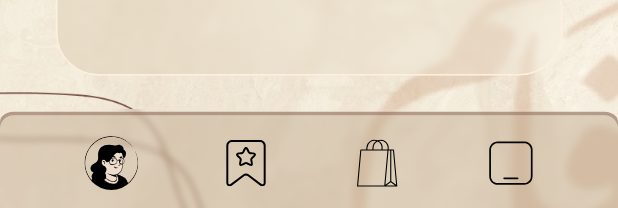
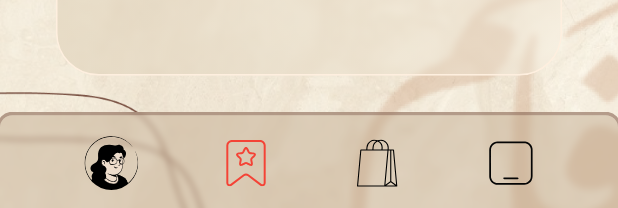
Before and after one commit to AlaaNabilKhalaf/fatem_user, a Flutter app: the BagView widget shown alone on an empty page, opened directly, item 2 of the bottom bar chosen, on a phone screen of 412 x 824 dp. Shown: the part 1025-1233 px from the top of the screen. Run offline on Flutter 3.47's test engine with Material 3 defaults, Android fonts, the phone set to English and light mode, and no system bars; our stand-ins replace bloc, firebase_auth, firebase_core, flutter_bloc, flutter_screenutil, flutter_svg and 2 more; missing offline and left inert: shadow_clip; accounts and stored records are empty; Roboto replaces fonts that are missing (LexendGigaLight, LexendGigaRegular).

Commit message:
Bottom Nav Cubit added, some UI bugs fixed

```diff
--- a/lib/Core/constance.dart
+++ b/lib/Core/constance.dart
@@ -35,7 +35,7 @@ const List<Color> gradColor= [Color(0xffD5C5A9), Color(0xffF4ECDD)];
 const Color itemCardColor = Color(0xFFC79872);
 const Color imageBGCardColor = Color (0xffF8F1EA);
 const Color dividerColor = Color (0xffC69670);
-List<Color> listGradColor = [const Color(0xffD1A582).withOpacity(0.4), const Color(0xffFFFFFF).withOpacity(0), const Color(0xffD1A582).withOpacity(0.4)];
+List<Color> listGradColor = [const Color(0xffD1A582).withOpacity(0.25), const Color(0xffFFFFFF).withOpacity(0), const Color(0xffD1A582).withOpacity(0.25)];
 //List<BoxShadow> listGradShadow = [BoxShadow(color: const Color(0xffD1A582).withOpacity(0.4), blurRadius: 20)];
 List<BoxShadow> shadow = [BoxShadow(color: Colors.black.withOpacity(0.4),  blurRadius: 6, offset: const Offset(0, 4))]; //0.25 opacity
 
--- a/lib/Core/utils/assets_data.dart
+++ b/lib/Core/utils/assets_data.dart
@@ -7,7 +7,7 @@ class AssetsData{
 
 
   // HOME VIEW
-  static const String itemTemp = "assets/images/home_view/Item_Temp.png";
+  static const String itemTemp = "assets/images/home_view/Item_Temp2.png";
   static const String emptyHeart = "assets/images/home_view/empty_heart.svg";
   static const String heart = "assets/images/home_view/heart.svg";
 
--- a/lib/Core/widgets/blurred_clipped_button.dart
+++ b/lib/Core/widgets/blurred_clipped_button.dart
@@ -40,7 +40,6 @@ class BlurredClippedButton extends StatelessWidget {
   final Color? borderColor;
 
 
-
   const BlurredClippedButton({
     super.key,
     required this.passedWidget,
@@ -70,8 +69,8 @@ class BlurredClippedButton extends StatelessWidget {
 
   @override
   Widget build(BuildContext context) {
+    return ClippedShadowButton(
 
-    return ClippedShadowButton(
         boxShadow: shadow,
         shadowHeight: shadowThickness,
         height: shadowHeight,
--- a/lib/Core/widgets/clipped_shadow_button.dart
+++ b/lib/Core/widgets/clipped_shadow_button.dart
@@ -18,7 +18,7 @@ class ClippedShadowButton extends StatelessWidget {
     this.width,
     this.child,
     this.shadowHeight,
-    this.shouldClip
+    this.shouldClip,
   });
 
 
--- a/lib/Core/widgets/image_svg.dart
+++ b/lib/Core/widgets/image_svg.dart
@@ -4,15 +4,17 @@ import 'package:flutter_svg/flutter_svg.dart';
 class SvgImage extends StatelessWidget {
   const SvgImage({
     super.key,
-  required this.imagePath,
+    required this.imagePath,
     this.width,
-    this.height
+    this.height,
+    this.color
 
   });
 
   final String imagePath ;
   final double? height ;
   final double? width ;
+  final Color? color;
 
   @override
   Widget build(BuildContext context) {
@@ -20,6 +22,7 @@ class SvgImage extends StatelessWidget {
       imagePath,
       height: height,
       width: width,
+      colorFilter: color == null? null : ColorFilter.mode(color!, BlendMode.srcIn),
     );
   }
 }
--- a/lib/Features/Bag/Presentation/Views/bag_view.dart
+++ b/lib/Features/Bag/Presentation/Views/bag_view.dart
@@ -22,7 +22,7 @@ class BagView extends StatelessWidget
   @override
   Widget build(BuildContext context) {
     return BackgroundPage(
-      bottomNavigationBar: const BottomNavigationView(),
+      bottomNavigationBar: BottomNavigationView(),
       topPosition: 39.h,
       leftPosition: 0.w,
       bodyWidget: Column(
--- a/lib/Features/Bag/Presentation/Widgets/bag_widgets.dart
+++ b/lib/Features/Bag/Presentation/Widgets/bag_widgets.dart
@@ -46,7 +46,14 @@ class BagEmpty extends StatelessWidget
         SizedBox(height: 12.h),
         RegularText(
             fontSizeAr: 23.sp,
-            text: s.noPreviousOrders, fontSizeEn: 15.sp, textColor: Colors.black, fontFamilyAr: arRegular, fontFamilyEn: enLight)
+            text: s.noPreviousOrders,
+            fontSizeEn: 15.sp,
+            textColor: Colors.black,
+            fontFamilyAr: arRegular,
+            fontFamilyEn: enLight,
+            maxLine: 3,
+            textOverflow: TextOverflow.visible,
+        )
       ],
     );
   }
--- a/lib/Features/Favorites/Presentation/Views/favorites_view.dart
+++ b/lib/Features/Favorites/Presentation/Views/favorites_view.dart
@@ -11,9 +11,7 @@ import '../../../../Core/widgets/background_page.dart';
 
 class FavoritesView extends StatelessWidget
 {
-  FavoritesView({super.key});
-
-  final _key1 = GlobalKey();
+  const FavoritesView({super.key});
 
   @override
   Widget build(BuildContext context)
@@ -34,8 +32,8 @@ class FavoritesView extends StatelessWidget
           SizedBox(height: 23.h),
 
           BlurredClippedButton(
-            key: _key1,
             passedWidget: const FavoriteList(),
+            key: key,
             onTap: (){
               //log(_key1.currentContext!.size!.height.toString());
             },
--- a/lib/Features/Favorites/Presentation/Widgets/favorites_widgets.dart
+++ b/lib/Features/Favorites/Presentation/Widgets/favorites_widgets.dart
@@ -132,7 +132,7 @@ class FavoritesListViewItem extends StatelessWidget
 
   @override
   Widget build(BuildContext context) {
-    final s = S.of(context);
+    //final s = S.of(context);
     return Row(
       children:
       [
--- /dev/null
+++ b/lib/Features/Home/Presentation/Controller/Cubits/BottomNavBar/bottom_nav_cubit.dart
@@ -0,0 +1,20 @@
+import 'dart:developer';
+
+import 'package:bloc/bloc.dart';
+import 'bottom_nav_state.dart';
+
+
+
+
+class BottomNavCubit extends Cubit<BottomNavStates>
+{
+  BottomNavCubit() : super(BottomNavInitial());
+
+  int currentIndex = 3;
+
+  changeSelectedIndex(int newIndex)
+  {
+    currentIndex = newIndex;
+    emit(IndexChanged());
+  }
+}
--- /dev/null
+++ b/lib/Features/Home/Presentation/Controller/Cubits/BottomNavBar/bottom_nav_state.dart
@@ -0,0 +1,4 @@
+abstract class BottomNavStates {}
+
+class BottomNavInitial extends BottomNavStates {}
+class IndexChanged extends BottomNavStates {}
--- a/lib/Features/Home/Presentation/Views/bottom_navigation_view.dart
+++ b/lib/Features/Home/Presentation/Views/bottom_navigation_view.dart
@@ -2,41 +2,36 @@ import 'dart:ui';
 import 'package:fatem_users/Core/constance.dart';
 import 'package:fatem_users/Features/Bag/Presentation/Views/bag_view.dart';
 import 'package:fatem_users/Features/Favorites/Presentation/Views/favorites_view.dart';
+import 'package:fatem_users/Features/Home/Presentation/Controller/Cubits/BottomNavBar/bottom_nav_cubit.dart';
+import 'package:fatem_users/Features/Home/Presentation/Controller/Cubits/BottomNavBar/bottom_nav_state.dart';
 import 'package:fatem_users/Features/Home/Presentation/Views/home_view.dart';
 import 'package:fatem_users/Features/Profile/Presentation/Views/profile_view.dart';
 import 'package:flutter/material.dart';
+import 'package:flutter_bloc/flutter_bloc.dart';
 import 'package:flutter_screenutil/flutter_screenutil.dart';
 import '../../../../Core/utils/assets_data.dart';
 import '../../../../Core/widgets/image_svg.dart';
 
 
 
-class BottomNavigationView extends StatefulWidget {
+
+
+class BottomNavigationView extends StatelessWidget
+{
   const BottomNavigationView({super.key});
 
-  @override
-  State<BottomNavigationView> createState() => _BottomNavigationViewState();
-}
-
-class _BottomNavigationViewState extends State<BottomNavigationView> {
-
-
-  List<Widget?> pages = [const ProfileView(), FavoritesView(), const BagView(), const HomeView()];
-
-  void navigateToPage(int index)
-  {
-    if(index == 3)
-      {
-        currentPageIndex.clear();
-        currentPageIndex.addFirst(3);
-      }
-    Navigator.push(context, MaterialPageRoute(settings: RouteSettings(name: pages[index]!.toString()),builder: (context)=> pages[index]!));
-  }
+  final List<Widget?> _pages = const[ProfileView(), FavoritesView(), BagView(), HomeView()];
+  //final PageController pageController = PageController();
 
   @override
   Widget build(BuildContext context) {
+    return BlocConsumer<BottomNavCubit,BottomNavStates>(
+        builder: (context, state)
+        {
+          final cubit = BlocProvider.of<BottomNavCubit>(context);
+
           return ClipRRect(
-      borderRadius: BorderRadius.only(topRight: Radius.circular(8.w),topLeft: Radius.circular(8.w)),
+            borderRadius: BorderRadius.only(topRight: Radius.circular(4.r),topLeft: Radius.circular(4.r)),
             clipBehavior: Clip.antiAlias,
             child: BackdropFilter(
               filter: ImageFilter.blur(
@@ -44,12 +39,13 @@ class _BottomNavigationViewState extends State<BottomNavigationView> {
                 sigmaX: 2,
               ),
               child: Container(
-          margin: EdgeInsets.only(top: 4.h),//, right: 0.5.w,left: 0.5.w),
+                clipBehavior: Clip.antiAlias,
+                margin: EdgeInsets.only(top: 2.h),//, right: 0.5.w,left: 0.5.w),
                 height: 62.h,
-          width: 360.w,
+                //width: double.infinity,
                 decoration: BoxDecoration(
                     color: bottomNaviBarColor.withOpacity(0.4),
-            borderRadius: BorderRadius.only(topRight: Radius.circular(8.w),topLeft: Radius.circular(8.w)),
+                    borderRadius: BorderRadius.only(topRight: Radius.circular(8.r),topLeft: Radius.circular(8.r)),
                     border: Border.all(
                       color : bottomNaviBarBorderColor.withOpacity(0.6),
                       width: 2.w,
@@ -60,30 +56,34 @@ class _BottomNavigationViewState extends State<BottomNavigationView> {
                   textDirection: TextDirection.ltr,
                   mainAxisAlignment: MainAxisAlignment.spaceEvenly,
                   children: List.generate(
-                AssetsData.bottomNavIcons.length, (index) => GestureDetector(
+                    AssetsData.bottomNavIcons.length, (index) => _bottomNavBarItem(context,cubit, index),
+                  ),
+                ),
+              ),
+            ),
+          );
+        },
+        listener: (context,state) => (){});
+  }
+
+  Widget _bottomNavBarItem(BuildContext context,BottomNavCubit cubit, index)
+  {
+    return GestureDetector(
       onTap: ()
       {
-                    if(currentPageIndex.isEmpty || currentPageIndex.first != index)
-                    {
-                      //printing the current page name (same as Class name)
-                      //print(ModalRoute.of(context)?.settings.name);
-                      setState(() {
-                        pageIndex = index;
-                        currentPageIndex.addFirst(index);
-                        navigateToPage(index);
-                        }
-                      );
+        if(index != cubit.currentIndex) {
+          cubit.changeSelectedIndex(index);
+          //pageController.animateToPage(index, duration: const Duration(microseconds: 10), curve: Curves.fastLinearToSlowEaseIn);
+          Navigator.pushReplacement(context, MaterialPageRoute(
+              settings: RouteSettings(
+                  name: _pages[cubit.currentIndex]!.toString()),
+              builder: (context) => _pages[cubit.currentIndex]!));
         }
       },
       child: SizedBox(
         height: bottomNavBarIconSize[index][1].h,
         width: bottomNavBarIconSize[index][0].w,
-                    child: SvgImage(imagePath: AssetsData.bottomNavIcons[index]),
-                  ),
-                ),
-              ),
-            ),
-          ),
+        child: SvgImage(imagePath: AssetsData.bottomNavIcons[index], color: cubit.currentIndex == index? Colors.red : null,),
       ),
     );
   }
--- a/lib/Features/Home/Presentation/Views/home_view.dart
+++ b/lib/Features/Home/Presentation/Views/home_view.dart
@@ -25,7 +25,7 @@ class HomeView extends StatelessWidget
       (
         topPosition: 34.h,
         leftPosition: 24.w,
-        bottomNavigationBar: const BottomNavigationView(),
+        bottomNavigationBar: BottomNavigationView(),
 
         topLeftWidget: SizedBox(
           width: 167.w,
--- a/lib/Features/Home/Presentation/Widgets/home_widgets.dart
+++ b/lib/Features/Home/Presentation/Widgets/home_widgets.dart
@@ -273,7 +273,8 @@ class ItemCard extends StatelessWidget
                       height: 104.69.h,
                       decoration: BoxDecoration(
                       borderRadius: BorderRadius.all(Radius.circular(3.r)),
-                      image: const DecorationImage(image: AssetImage(AssetsData.itemTemp), fit: BoxFit.fill)
+                      image: const DecorationImage(image: AssetImage(AssetsData.itemTemp), fit: BoxFit.contain,
+                      )
                   ),
                 )
             ),
--- a/lib/Features/PreviousOrders/Presentation/Views/previous_orders_view.dart
+++ b/lib/Features/PreviousOrders/Presentation/Views/previous_orders_view.dart
@@ -18,7 +18,7 @@ class PreviousOrdersView extends StatelessWidget
   Widget build(BuildContext context)
   {
     return BackgroundPage(
-      bottomNavigationBar: const BottomNavigationView(),
+      bottomNavigationBar: BottomNavigationView(),
       topPosition: 39.h,
       leftPosition: 0.w,
       bodyWidget: Column(
--- a/lib/Features/Profile/Presentation/Views/profile_view.dart
+++ b/lib/Features/Profile/Presentation/Views/profile_view.dart
@@ -77,7 +77,7 @@ class ProfileView extends StatelessWidget
       canPop: false,
       child: Scaffold(
         extendBody: true,
-        bottomNavigationBar: const BottomNavigationView(),
+        bottomNavigationBar: BottomNavigationView(),
         body: Container(
           width: double.infinity,
           height: double.infinity,
--- a/lib/main.dart
+++ b/lib/main.dart
@@ -11,6 +11,7 @@ import 'Core/constance.dart';
 import 'Core/utils/product_model.dart';
 import 'Features/Auth/presentation/Controller/Auth/auth_cubit.dart';
 import 'Features/Auth/presentation/Controller/AuthLocal/auth_cache_network.dart';
+import 'Features/Home/Presentation/Controller/Cubits/BottomNavBar/bottom_nav_cubit.dart';
 import 'Features/Profile/Controller/Cubits/Languages/language_cubit.dart';
 import 'firebase_options.dart';
 import 'package:intl/intl.dart';
@@ -56,6 +57,7 @@ Future<void> main() async {
     BlocProvider<AuthCubit>(create: (context) => AuthCubit()),
     BlocProvider<LangCubit>(create: (context) => LangCubit()),
     BlocProvider<FavoritesCubit>(create: (context) => FavoritesCubit()),
+    BlocProvider<BottomNavCubit>(create: (context) => BottomNavCubit()),
   ], child: const FatemUser()));
 }
 
```
Also changed, not shown: assets/images/home_view/Item_Temp2.png (added). Lines whose indentation alone changed are shown as unchanged.
